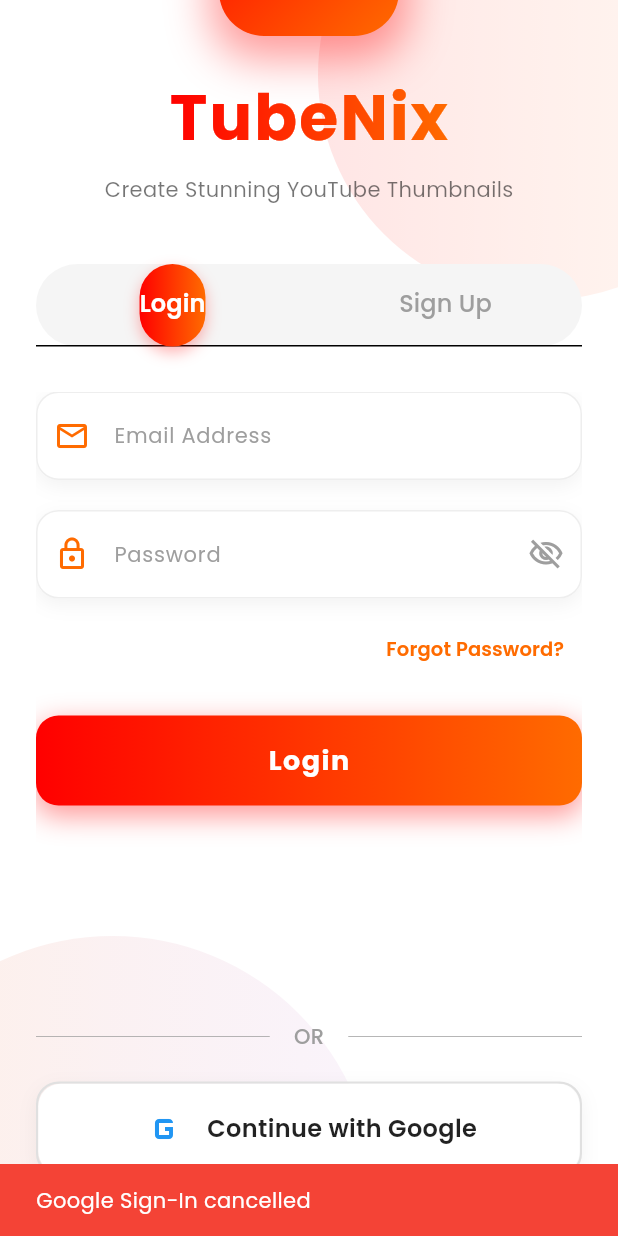
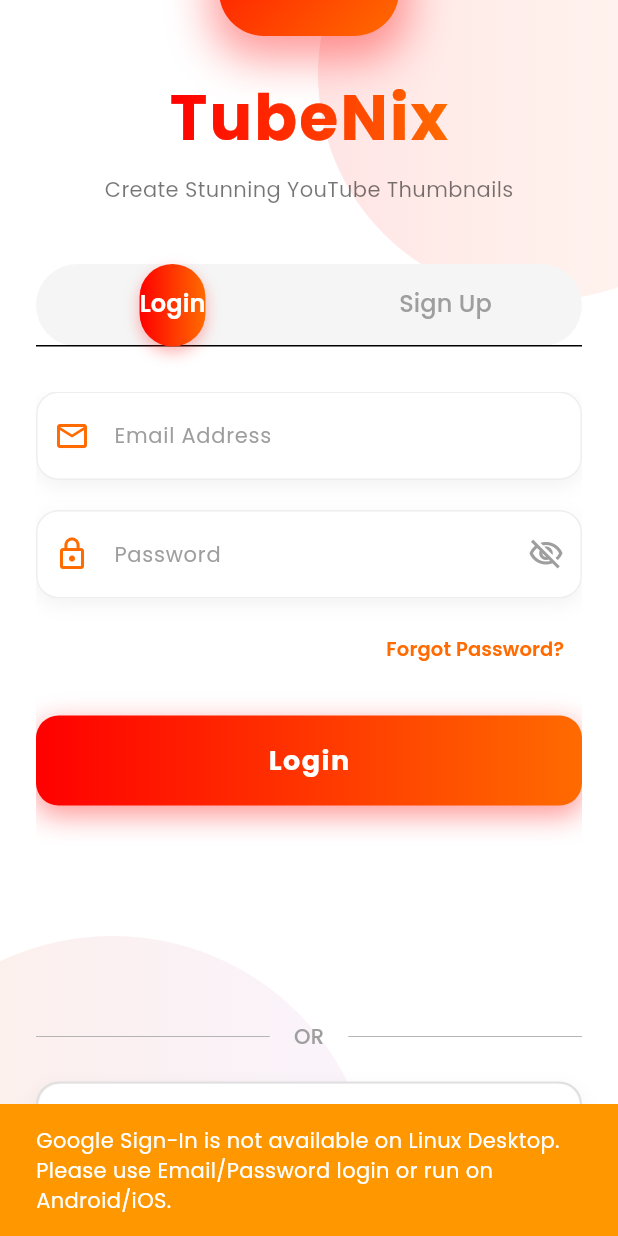
Before and after one commit to Ramjirv32/TubeNIX, a Flutter app: the screen it shows after launch, scrolled down 146 dp, after a tap on "Continue with Google", on a phone screen of 412 x 824 dp. Run offline on Flutter 3.47's test engine with Material 3 defaults, Android fonts, the phone set to English and light mode, and no system bars; our stand-ins replace cached_network_image, firebase_auth, firebase_core, fl_chart, google_fonts, google_sign_in and 1 more; accounts and stored records are empty.

```diff
--- a/lib/main.dart
+++ b/lib/main.dart
@@ -10,10 +10,16 @@ import 'config/firebase_options.dart';
 void main() async {
   WidgetsFlutterBinding.ensureInitialized();
 
-  // Initialize Firebase
-  await Firebase.initializeApp(
-    options: DefaultFirebaseOptions.currentPlatform,
-  );
+  // Initialize Firebase (with error handling)
+  try {
+    await Firebase.initializeApp(
+      options: DefaultFirebaseOptions.currentPlatform,
+    );
+    print('✅ Firebase initialized successfully');
+  } catch (e) {
+    print('⚠️ Firebase initialization failed: $e');
+    print('📝 Google Sign-In will not work, but email/password login will still work');
+  }
 
   final thumbnailProvider = ThumbnailProvider();
   await thumbnailProvider.init();
--- a/lib/screens/login_screen.dart
+++ b/lib/screens/login_screen.dart
@@ -146,6 +146,17 @@ class _LoginScreenState extends State<LoginScreen>
   }
 
   void _handleGoogleSignIn() async {
+    // Show message that Google Sign-In is not available on Linux
+    ScaffoldMessenger.of(context).showSnackBar(
+      const SnackBar(
+        content: Text('Google Sign-In is not available on Linux Desktop.\nPlease use Email/Password login or run on Android/iOS.'),
+        backgroundColor: Colors.orange,
+        duration: Duration(seconds: 4),
+      ),
+    );
+
+    // Uncomment below for Android/iOS/Web platforms
+    /*
     setState(() => _isLoading = true);
 
     final authProvider = Provider.of<AuthProvider>(context, listen: false);
@@ -183,6 +194,7 @@ class _LoginScreenState extends State<LoginScreen>
         ),
       );
     }
+    */
   }
 
   @override
--- a/lib/services/auth_service.dart
+++ b/lib/services/auth_service.dart
@@ -3,6 +3,7 @@ import 'package:http/http.dart' as http;
 import 'package:shared_preferences/shared_preferences.dart';
 import 'package:google_sign_in/google_sign_in.dart';
 import 'package:firebase_auth/firebase_auth.dart';
+import 'package:firebase_core/firebase_core.dart';
 import '../config/api_config.dart';
 import '../models/auth_response.dart';
 
@@ -108,6 +109,14 @@ class AuthService {
   Future<AuthResponse> signInWithGoogle() async {
     try {
       print('🔐 Starting Google Sign-In...');
+
+      // Check if Firebase is initialized
+      try {
+        await Firebase.initializeApp();
+      } catch (e) {
+        // Firebase already initialized or not available
+        print('📝 Firebase check: $e');
+      }
 
       // Trigger Google Sign-In flow
       final GoogleSignInAccount? googleUser = await _googleSignIn.signIn();
```
Also changed, not shown: 1 other file.
